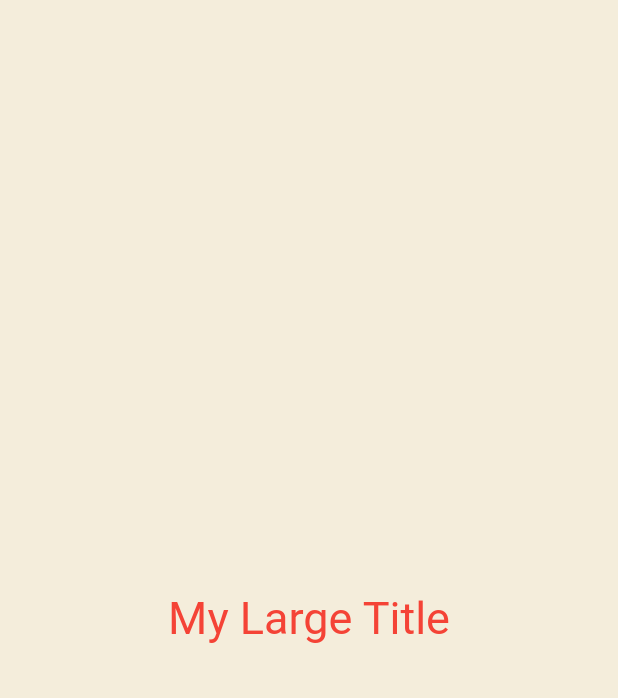
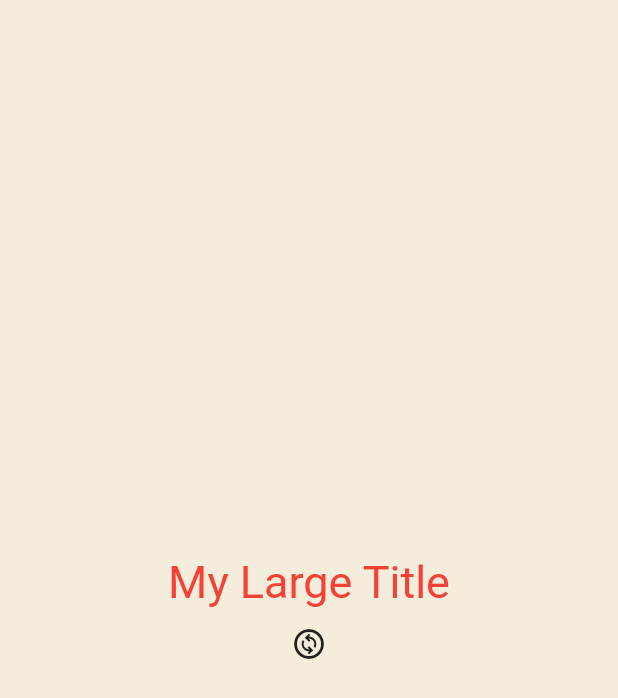
Before and after one commit to helious23/toonflix_2, a Flutter app: the screen it shows after launch, on a phone screen of 412 x 824 dp. Shown: the top 698 px of the screen. Run offline on Flutter 3.47's test engine with Material 2 defaults, Android fonts, the phone set to English and light mode, and no system bars.

```diff
--- a/lib/main.dart
+++ b/lib/main.dart
@@ -12,7 +12,13 @@ class App extends StatefulWidget {
 }
 
 class _AppState extends State<App> {
-  List<int> numbers = [];
+  bool showTitle = true;
+
+  void toggleTitle() {
+    setState(() {
+      showTitle = !showTitle;
+    });
+  }
 
   @override
   Widget build(BuildContext context) {
@@ -24,13 +30,19 @@ class _AppState extends State<App> {
           ),
         ),
       ),
-      home: const Scaffold(
-        backgroundColor: Color(0xFFF4EDDB),
+      home: Scaffold(
+        backgroundColor: const Color(0xFFF4EDDB),
         body: Center(
           child: Column(
             mainAxisAlignment: MainAxisAlignment.center,
             children: [
-              MyLargeTitle(),
+              showTitle ? const MyLargeTitle() : const Text('nothing'),
+              IconButton(
+                onPressed: toggleTitle,
+                icon: const Icon(
+                  Icons.change_circle_outlined,
+                ),
+              )
             ],
           ),
         ),
@@ -39,13 +51,31 @@ class _AppState extends State<App> {
   }
 }
 
-class MyLargeTitle extends StatelessWidget {
+class MyLargeTitle extends StatefulWidget {
   const MyLargeTitle({
     super.key,
   });
 
   @override
+  State<MyLargeTitle> createState() => _MyLargeTitleState();
+}
+
+class _MyLargeTitleState extends State<MyLargeTitle> {
+  @override
+  void initState() {
+    super.initState();
+    print('initState');
+  }
+
+  @override
+  void dispose() {
+    super.dispose();
+    print('dispose!');
+  }
+
+  @override
   Widget build(BuildContext context) {
+    print('build!');
     return Text(
       'My Large Title',
       style: TextStyle(
```
